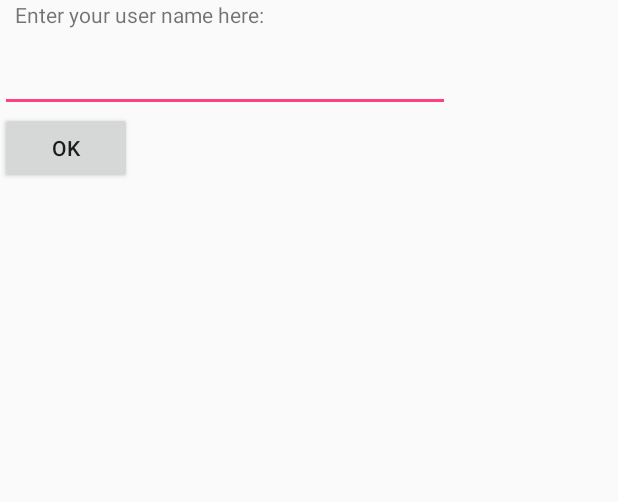
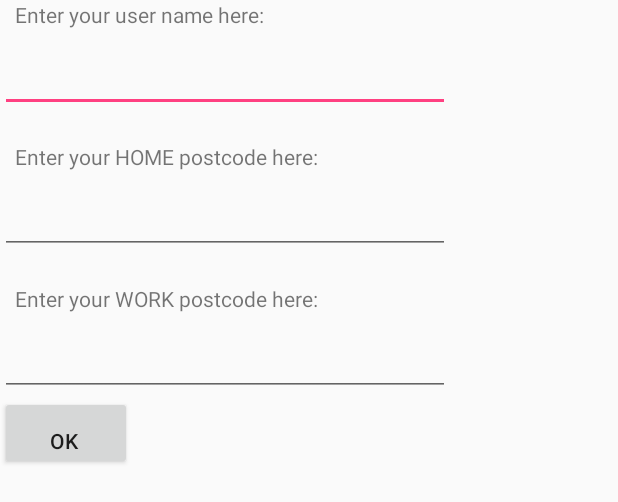
Before and after one commit to ajbrindle/MileageRouteTracker, an Android app: the layout content_user.xml on its own in the app's theme, with its tools: preview values and no code run, on a phone screen of 412 x 824 dp. Shown: the top 502 px of the screen. Run offline under Robolectric (Android 15) with nearby library versions, the light colour scheme and no system bars; network calls fail.

Commit message:
Save/restore user name

```diff
--- a/app/src/main/java/com/sk7software/mileageroutetracker/AppConstants.java
+++ b/app/src/main/java/com/sk7software/mileageroutetracker/AppConstants.java
@@ -13,6 +13,10 @@ public class AppConstants {
     public static final String PREFERENCE_ROUTE_START_TIME = "PREF_ROUTE_START_TIME";
     public static final String PREFERENCE_MODE = "PREF_ROUTE_MODE";
     public static final String PREFERENCE_USER_ID = "PREF_USER";
+    public static final String PREFERENCE_USER_NAME = "PREF_USER_NAME";
+    public static final String PREFERENCE_USER_HOME = "PREF_USER_HOME";
+    public static final String PREFERENCE_USER_WORK = "PREF_USER_WORK";
+    public static final String PREFERENCE_USER_WORK_DISTANCE_M = "PREF_WORK_DISTANCE_M";
 
     public static final int POINT_START = 1;
     public static final int POINT_WAYPOINT = 2;
--- a/app/src/main/java/com/sk7software/mileageroutetracker/ui/MapsActivity.java
+++ b/app/src/main/java/com/sk7software/mileageroutetracker/ui/MapsActivity.java
@@ -310,6 +310,11 @@ public class MapsActivity extends AppCompatActivity
                                 }
                             }, c.get(Calendar.YEAR), c.get(Calendar.MONTH), c.get(Calendar.DAY_OF_MONTH)).show();
                 }
+                return true;
+            case R.id.action_settings:
+                // Open settings dialog
+                DialogFragment getUserId = new UserDialogFragment();
+                getUserId.show(getFragmentManager(), "user");
                 return true;
             default:
                 // If we got here, the user's action was not recognized.
--- a/app/src/main/res/layout/content_user.xml
+++ b/app/src/main/res/layout/content_user.xml
@@ -18,11 +18,42 @@
         android:layout_height="wrap_content"
         android:paddingLeft="10dp"/>
 
+    <TextView
+        android:id="@+id/txtUserHomePrompt"
+        android:layout_width="wrap_content"
+        android:layout_height="wrap_content"
+        android:paddingTop="20dp"
+        android:paddingBottom="10dp"
+        android:paddingLeft="10dp"
+        android:text="Enter your HOME postcode here:"/>
+
+    <EditText
+        android:id="@+id/txtUserHome"
+        android:layout_width="300dp"
+        android:layout_height="wrap_content"
+        android:paddingLeft="10dp"/>
+
+    <TextView
+        android:id="@+id/txtUserWorkPrompt"
+        android:layout_width="wrap_content"
+        android:layout_height="wrap_content"
+        android:paddingTop="20dp"
+        android:paddingBottom="10dp"
+        android:paddingLeft="10dp"
+        android:text="Enter your WORK postcode here:"/>
+
+    <EditText
+        android:id="@+id/txtUserWork"
+        android:layout_width="300dp"
+        android:layout_height="wrap_content"
+        android:paddingLeft="10dp"/>
+
     <Button
         android:id="@+id/btnOK"
         android:layout_width="wrap_content"
         android:layout_height="wrap_content"
-        android:padding="10dp"
+        android:paddingLeft="10dp"
+        android:paddingTop="20dp"
         android:text="OK" />
 
 </LinearLayout>
--- a/app/src/main/res/menu/action_menu.xml
+++ b/app/src/main/res/menu/action_menu.xml
@@ -21,4 +21,10 @@
         android:title="Check Uploads"
         app:showAsAction="ifRoom"/>
 
+    <item
+        android:id="@+id/action_settings"
+        android:tint="@android:color/white"
+        android:title="Settings"
+        app:showAsAction="never"/>
+
 </menu>
```
Also changed, not shown: app/src/main/java/com/sk7software/mileageroutetracker/network/NetworkCall.java (+50 -4 lines), app/src/main/java/com/sk7software/mileageroutetracker/ui/UserDialogFragment.java (+82 -13 lines).
